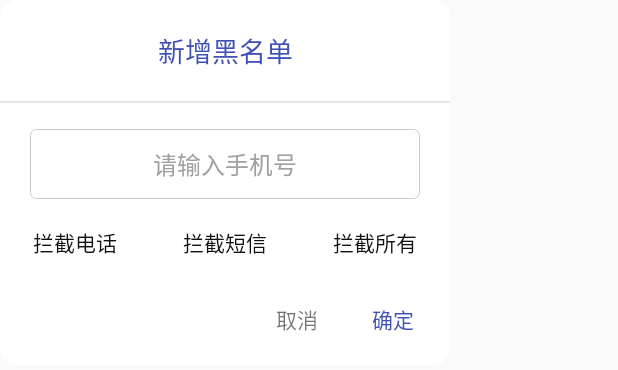
After one commit to khum08/MobileSafe, an Android app: the layout dialog_black.xml on its own in the app's theme, with its tools: preview values and no code run, on a phone screen of 412 x 824 dp. The commit adds this screen. Shown: the top 370 px of the screen. Run offline under Robolectric (Android 15) with nearby library versions, the light colour scheme and no system bars.

Commit message:
add some xml files

```diff
--- /dev/null
+++ b/app/src/main/res/drawable/radio_button_checked.xml
@@ -0,0 +1,7 @@
+<?xml version="1.0" encoding="utf-8"?>
+<shape xmlns:android="http://schemas.android.com/apk/res/android"
+    android:shape="rectangle">
+
+    <solid android:color="@color/colorPrimary"/>
+    <corners android:radius="@dimen/dimen_8"/>
+</shape>
--- /dev/null
+++ b/app/src/main/res/drawable/selector_radio.xml
@@ -0,0 +1,16 @@
+<?xml version="1.0" encoding="utf-8"?>
+<selector xmlns:android="http://schemas.android.com/apk/res/android">
+
+    <item
+        android:state_enabled="true"
+        android:state_checked="true"
+        android:drawable="@drawable/radio_button_checked"
+        />
+
+    <item
+        android:state_enabled="true"
+        android:state_checked="false"
+        android:drawable="@drawable/shape_radio_unchecked"
+        />
+
+</selector>
--- /dev/null
+++ b/app/src/main/res/drawable/selector_radio_text.xml
@@ -0,0 +1,13 @@
+<?xml version="1.0" encoding="utf-8"?>
+<selector xmlns:android="http://schemas.android.com/apk/res/android">
+    <item
+        android:state_checked="true"
+        android:color="@color/color_white"
+        />
+
+    <item
+        android:state_checked="false"
+        android:color="@color/color_text_black"
+        />
+
+</selector>
--- /dev/null
+++ b/app/src/main/res/drawable/shape_input_number.xml
@@ -0,0 +1,10 @@
+<?xml version="1.0" encoding="utf-8"?>
+<shape xmlns:android="http://schemas.android.com/apk/res/android"
+       android:shape="rectangle">
+    <stroke
+        android:color="#ccc"
+        android:width="0.3dp" />
+    <corners android:radius="4dp" />
+    <solid android:color="@color/color_white" />
+
+</shape>
--- /dev/null
+++ b/app/src/main/res/drawable/shape_radio_unchecked.xml
@@ -0,0 +1,7 @@
+<?xml version="1.0" encoding="utf-8"?>
+<shape xmlns:android="http://schemas.android.com/apk/res/android"
+       android:shape="rectangle">
+
+    <solid android:color="@color/color_white"/>
+    <corners android:radius="@dimen/dimen_8"/>
+</shape>
--- /dev/null
+++ b/app/src/main/res/drawable/shape_round_background.xml
@@ -0,0 +1,8 @@
+<?xml version="1.0" encoding="utf-8"?>
+<shape xmlns:android="http://schemas.android.com/apk/res/android"
+    android:shape="rectangle"
+    >
+    <corners android:radius="@dimen/dimen_12"/>
+    <solid android:color="@color/color_white"/>
+
+</shape>
--- /dev/null
+++ b/app/src/main/res/layout/dialog_black.xml
@@ -0,0 +1,132 @@
+<?xml version="1.0" encoding="utf-8"?>
+<LinearLayout
+    xmlns:android="http://schemas.android.com/apk/res/android"
+    android:layout_width="300dp"
+    android:layout_height="wrap_content"
+    android:background="@drawable/shape_round_background"
+    android:orientation="vertical"
+    >
+
+    <TextView
+        android:layout_width="match_parent"
+        android:layout_height="wrap_content"
+        android:gravity="center"
+        android:paddingBottom="@dimen/dimen_20"
+        android:paddingTop="@dimen/dimen_20"
+        android:text="@string/add_black"
+        android:textColor="@color/colorPrimary"
+        android:textSize="@dimen/text_title"
+        />
+
+    <View
+        android:layout_width="match_parent"
+        android:layout_height="@dimen/line"
+        android:background="@color/color_line"/>
+
+    <EditText
+        android:id="@+id/tv_input_number"
+        android:layout_width="match_parent"
+        android:layout_height="wrap_content"
+        android:layout_marginTop="17dp"
+        android:layout_marginLeft="20dp"
+        android:layout_marginRight="20dp"
+        android:background="@drawable/shape_input_number"
+        android:fontFamily="sans-serif"
+        android:gravity="center"
+        android:paddingTop="11dp"
+        android:paddingBottom="11dp"
+        android:inputType="numberDecimal"
+        android:textColor="@color/color_444"
+        android:textColorHint="#a0a0a0"
+        android:textSize="@dimen/text_normal"
+        android:includeFontPadding="false"
+        android:hint="@string/input_phone"
+        />
+
+
+    <RadioGroup
+        android:id="@+id/radio_group"
+        android:layout_width="match_parent"
+        android:layout_height="wrap_content"
+        android:paddingTop="@dimen/dimen_12"
+        android:paddingBottom="@dimen/dimen_12"
+        android:orientation="horizontal"
+        >
+
+            <android.support.v7.widget.AppCompatRadioButton
+                android:layout_width="0dp"
+                android:layout_weight="1"
+                android:layout_height="wrap_content"
+                android:button="@null"
+                android:background="@drawable/selector_radio"
+                android:gravity="center"
+                android:padding="@dimen/dimen_6"
+                android:layout_marginLeft="@dimen/dimen_6"
+                android:layout_marginRight="@dimen/dimen_6"
+                android:text="@string/intercept_phone"
+                android:textColor="@drawable/selector_radio_text"
+                android:textSize="@dimen/text_small"
+                />
+
+            <android.support.v7.widget.AppCompatRadioButton
+                android:layout_width="0dp"
+                android:layout_weight="1"
+                android:layout_height="wrap_content"
+                android:gravity="center"
+                android:layout_marginLeft="@dimen/dimen_6"
+                android:layout_marginRight="@dimen/dimen_6"
+                android:button="@null"
+                android:background="@drawable/selector_radio"
+                android:padding="@dimen/dimen_6"
+                android:text="@string/intercept_message"
+                android:textColor="@drawable/selector_radio_text"
+                android:textSize="@dimen/text_small"
+                />
+
+            <android.support.v7.widget.AppCompatRadioButton
+                android:layout_width="0dp"
+                android:layout_weight="1"
+                android:layout_height="wrap_content"
+                android:gravity="center"
+                android:layout_marginLeft="@dimen/dimen_6"
+                android:layout_marginRight="@dimen/dimen_6"
+                android:button="@null"
+                android:background="@drawable/selector_radio"
+                android:padding="@dimen/dimen_6"
+                android:text="@string/intercept_all"
+                android:textColor="@drawable/selector_radio_text"
+                android:textSize="@dimen/text_small"
+                />
+
+    </RadioGroup>
+
+    <RelativeLayout
+        android:layout_width="match_parent"
+        android:layout_height="wrap_content"
+        android:paddingBottom="@dimen/dimen_8"
+        >
+
+        <TextView
+            android:id="@+id/tv_confirm"
+            android:layout_width="wrap_content"
+            android:layout_height="wrap_content"
+            android:layout_alignParentRight="true"
+            android:layout_marginRight="@dimen/dimen_12"
+            android:padding="@dimen/dimen_12"
+            android:text="@string/confirm"
+            android:textColor="@color/colorPrimary"
+            />
+
+        <TextView
+            android:id="@+id/tv_cancel"
+            android:layout_width="wrap_content"
+            android:layout_height="wrap_content"
+            android:layout_marginRight="@dimen/dimen_12"
+            android:layout_toLeftOf="@id/tv_confirm"
+            android:padding="@dimen/dimen_12"
+            android:text="@string/cancel"
+            />
+
+    </RelativeLayout>
+
+</LinearLayout>
--- a/app/src/main/res/values/colors.xml
+++ b/app/src/main/res/values/colors.xml
@@ -16,6 +16,7 @@
   ===================================================-->
     <color name="color_text_white">@color/color_white</color>
     <color name="color_text_red">@color/color_red1</color>
+    <color name="color_text_black">@color/color_111</color>
 
 
     <!--====================================================
--- a/app/src/main/res/values/strings.xml
+++ b/app/src/main/res/values/strings.xml
@@ -1,5 +1,5 @@
 <resources>
-    <string name="app_name">Demo0223</string>
+    <string name="app_name">测试APP</string>
     <string name="title_activity_my_scrolling">MyScrollingActivity</string>
     <string name="large_text"></string>
     <string name="action_settings">Settings</string>
@@ -8,7 +8,7 @@
    ===================================================-->
     <string name="back">返回</string>
     <string name="cancel">取消</string>
-    <string name="sure">确定</string>
+    <string name="confirm">确定</string>
     <string name="detail">详情</string>
     <string name="setting">设置</string>
     <string name="delete">删除</string>
@@ -23,4 +23,15 @@
  ===================================================-->
     <string name="ad">人生好比是海上的波浪，有时起有时落。莫愁前路无知己，天下谁人不识君</string>
     <string name="home_title">功能列表</string>
+
+    <!--====================================================
+黑名单
+===================================================-->
+    <string name="add_black">新增黑名单</string>
+    <string name="input_phone">请输入手机号</string>
+    <string name="intercept_phone">拦截电话</string>
+    <string name="intercept_message">拦截短信</string>
+    <string name="intercept_all">拦截所有</string>
+
+
 </resources>
--- a/app/src/main/res/values/styles_view.xml
+++ b/app/src/main/res/values/styles_view.xml
@@ -3,5 +3,9 @@
     <!--====================================================
    控件的主题
    ===================================================-->
-
+    <style name="Dialog_black" parent="android:style/Theme.Dialog">
+        <item name="android:background">@android:color/transparent</item>
+        <item name="android:windowBackground">@android:color/transparent</item>
+        <item name="android:windowNoTitle">true</item>
+    </style>
 </resources>
```
Also changed, not shown: app/src/main/java/com/kotlin/khum/mobilesafe/db/DbOpenHelper.java (added, +30 -0 lines), app/src/main/java/com/kotlin/khum/mobilesafe/db/DbUtils.java (added, +56 -0 lines), app/src/main/java/com/kotlin/khum/mobilesafe/ui/guard/AddBlackDialog.kt (added, +20 -0 lines), app/src/main/java/com/kotlin/khum/mobilesafe/ui/guard/GuardActivity.kt (+9 -1 lines), app/src/main/java/com/kotlin/khum/mobilesafe/util/ContextUtils.java (added, +33 -0 lines), app/src/main/java/com/kotlin/khum/mobilesafe/util/ToastUtils.java (added, +286 -0 lines), app/src/main/res/drawable/radio_button_style.xml (added, +16 -0 lines), app/src/main/res/drawable/radiobtn_checked_style.xml (added, +16 -0 lines), app/src/main/res/drawable/radiobtn_unchecked_style.xml (added, +16 -0 lines).
